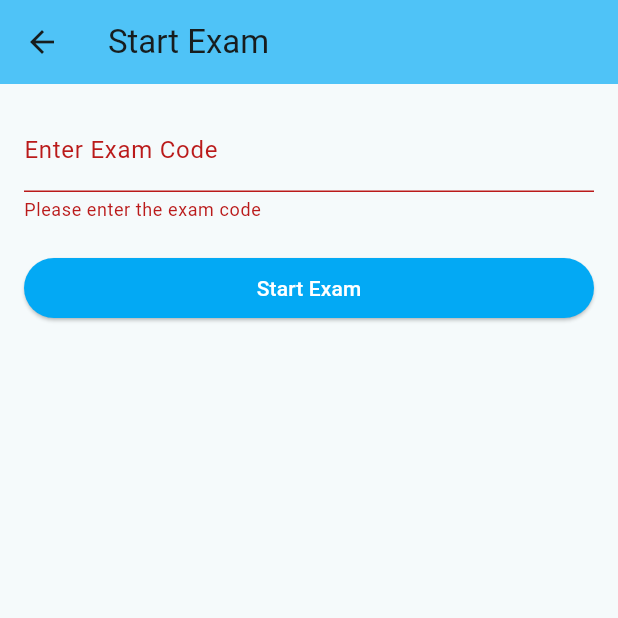
After one commit to arvindgitdev/ExamGo, a Flutter app: the StartExamPage screen opened directly, after a tap on "Start Exam", on a phone screen of 412 x 824 dp, the top half of it. The commit adds this screen. Run offline on Flutter 3.47's test engine with Material 3 defaults, Android fonts, the phone set to English and light mode, and no system bars; our stand-ins replace cloud_firestore, firebase_auth, firebase_core, google_fonts, google_sign_in, shared_preferences; accounts and stored records are empty.

Commit message:
new page added

```diff
--- a/lib/Student/available exam.dart
+++ b/lib/Student/available exam.dart
@@ -1,3 +1,4 @@
+import 'package:examgo/Student/startexam.dart';
 import 'package:flutter/material.dart';
 
 class AvailableExams extends StatelessWidget {
@@ -30,7 +31,7 @@ class AvailableExams extends StatelessWidget {
     return Scaffold(
       appBar: AppBar(
         title: const Text('Available Exams'),
-        backgroundColor: Colors.lightBlue[300], // Consistent light blue theme
+        backgroundColor: Colors.lightBlue[300],
       ),
       body: ListView.builder(
         itemCount: availableExams.length,
@@ -76,14 +77,15 @@ class AvailableExams extends StatelessWidget {
           actions: [
             TextButton(
               onPressed: () {
-                Navigator.pop(context); // Close the dialog
+                Navigator.pop(context);
+
               },
               child: const Text('Cancel'),
             ),
             ElevatedButton(
               onPressed: () {
-               /* Navigator.pop(context);
-                Navigator.push(context, MaterialPageRoute(builder: (context)=> ExamPage(examTitle: examTitle)));*/
+               Navigator.pop(context);
+                Navigator.push(context, MaterialPageRoute(builder: (context)=> StartExamPage()));
               },
               child: const Text('Start'),
             ),
--- /dev/null
+++ b/lib/Student/startexam.dart
@@ -0,0 +1,104 @@
+import 'package:flutter/material.dart';
+
+class StartExamPage extends StatefulWidget {
+  const StartExamPage({super.key});
+
+  @override
+  State<StartExamPage> createState() => _StartExamPageState();
+}
+
+class _StartExamPageState extends State<StartExamPage> {
+  final _formKey = GlobalKey<FormState>();
+  String _examCode = '';
+
+  @override
+  Widget build(BuildContext context) {
+    return Scaffold(
+      appBar: AppBar(
+        title: const Text('Start Exam'),
+        backgroundColor: Colors.lightBlue[300],
+      ),
+      body: Padding(
+        padding: const EdgeInsets.all(16.0),
+        child: Form(
+          key: _formKey,
+          child: Column(
+            crossAxisAlignment: CrossAxisAlignment.stretch,
+            children: <Widget>[
+              TextFormField(
+                decoration: const InputDecoration(labelText: 'Enter Exam Code'),
+                validator: (value) {
+                  if (value == null || value.isEmpty) {
+                    return 'Please enter the exam code';
+                  }
+                  return null;
+                },
+                onSaved: (value) => _examCode = value!,
+              ),
+              const SizedBox(height: 20),
+              ElevatedButton(
+                onPressed: () {
+                  if (_formKey.currentState!.validate()) {
+                    _formKey.currentState!.save();
+                    // Implement exam start logic using _examCode
+                   // _startExam(context, _examCode);
+                  }
+                },
+                style: ElevatedButton.styleFrom(
+                  backgroundColor: Colors.lightBlue,
+                  foregroundColor: Colors.white,
+                ),
+                child: const Text('Start Exam'),
+              ),
+            ],
+          ),
+        ),
+      ),
+    );
+  }
+
+ /* void _startExam(BuildContext context, String examCode) {
+    // Replace with your actual exam start logic
+    showDialog(
+      context: context,
+      builder: (context) {
+        return AlertDialog(
+          title: const Text('Confirm Start Exam'),
+          content: Text('Starting exam with code: $examCode'),
+          actions: <Widget>[
+            TextButton(
+              onPressed: () {
+                Navigator.of(context).pop(); // Close the dialog
+              },
+              child: const Text('Cancel'),
+            ),
+            ElevatedButton(
+              onPressed: () {
+                Navigator.of(context).pop(); // Close the dialog
+                // Navigate to exam page or start the exam
+                Navigator.push(context, MaterialPageRoute(builder: (context)=> ExamContentPage(examCode: examCode)));
+              },
+              style: ElevatedButton.styleFrom(
+                backgroundColor: Colors.lightBlue,
+                foregroundColor: Colors.white,
+              ),
+              child: const Text('Start'),
+            ),
+          ],
+        );
+      },
+    );
+  }
+}
+
+class ExamContentPage extends StatelessWidget {
+  final String examCode;
+  const ExamContentPage({super.key, required this.examCode});
+  @override
+  Widget build(BuildContext context) {
+    return Scaffold(
+      appBar: AppBar(title: Text("Exam Content $examCode")),
+      body: Center(child: Text("Exam content for $examCode will be here.")),
+    );
+  }*/
+}
--- a/lib/Student/studentpage.dart
+++ b/lib/Student/studentpage.dart
@@ -2,6 +2,7 @@ import 'package:examgo/Provider/auth_provider.dart';
 import 'package:examgo/Student/available%20exam.dart';
 import 'package:examgo/Student/exam%20history.dart';
 import 'package:examgo/Student/settings.dart';
+import 'package:examgo/Student/startexam.dart';
 import 'package:flutter/material.dart';
 import 'package:provider/provider.dart';
 
```
